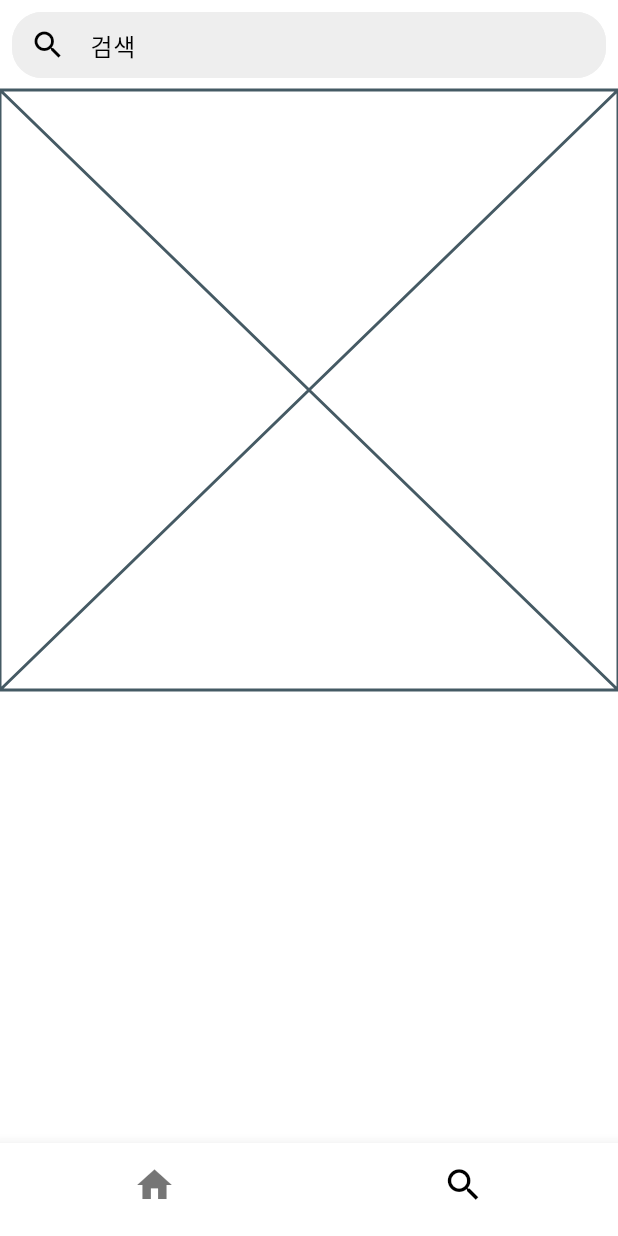
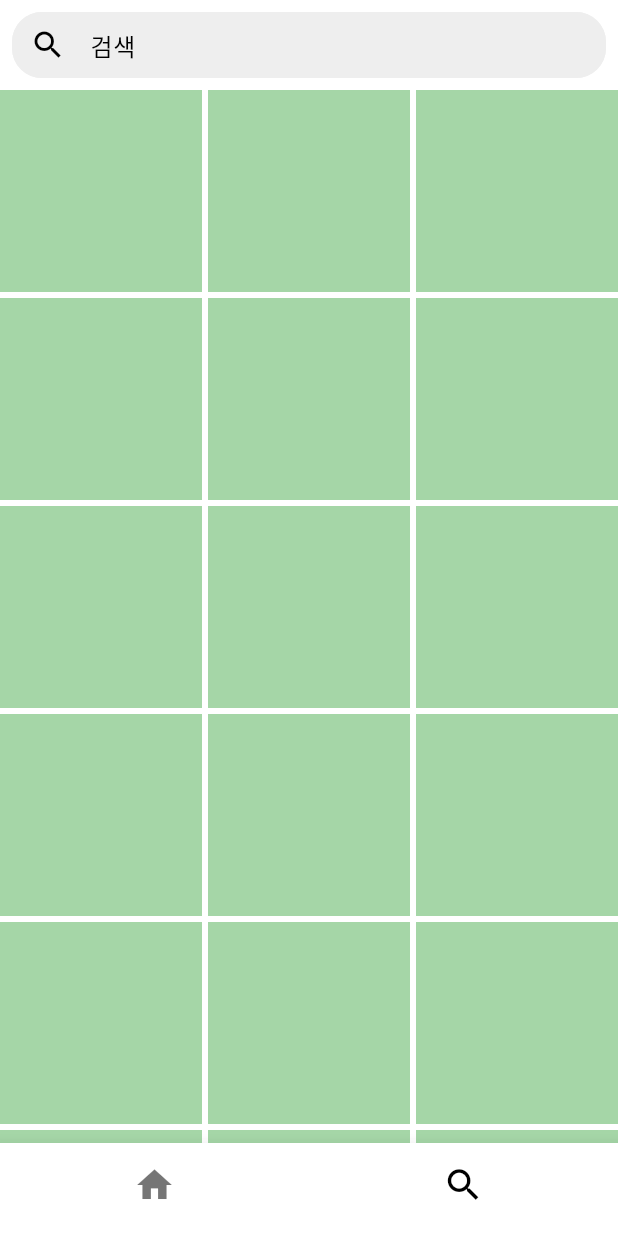
Before and after one commit to mimo626/instagram_clone, a Flutter app: the screen it shows after launch, item 2 of the bottom bar chosen, on a phone screen of 412 x 824 dp. Run offline on Flutter 3.47's test engine with Material 3 defaults, Android fonts, the phone set to English and light mode, and no system bars; our stand-ins replace google_fonts.

Commit message:
[feat] 검색 화면_그리드 뷰

```diff
--- a/lib/search_screen.dart
+++ b/lib/search_screen.dart
@@ -51,11 +51,22 @@ class SearchTextBar extends StatelessWidget {
   }
 }
 
+final gridItems = List.generate(30, (index) => Colors.green.shade200);
+
 class SearchGrid extends StatelessWidget {
   const SearchGrid({super.key});
 
   @override
   Widget build(BuildContext context) {
-    return const Placeholder();
+    return GridView.count(
+      padding: EdgeInsets.zero,
+        mainAxisSpacing: 4,
+        crossAxisSpacing: 4,
+        crossAxisCount: 3,
+        // 스크롤 가능하게 함
+        shrinkWrap: true,
+        physics: const NeverScrollableScrollPhysics(),
+        children: gridItems.map((color) => Container(color: color)).toList()
+    );
   }
 }
```
